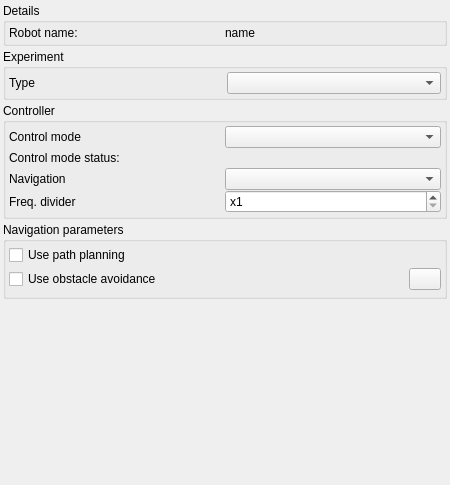
Before: the Qt Designer form source/robot-control/gui/RobotControlWidget.ui in assisi/CATS2, drawn with Qt 5.
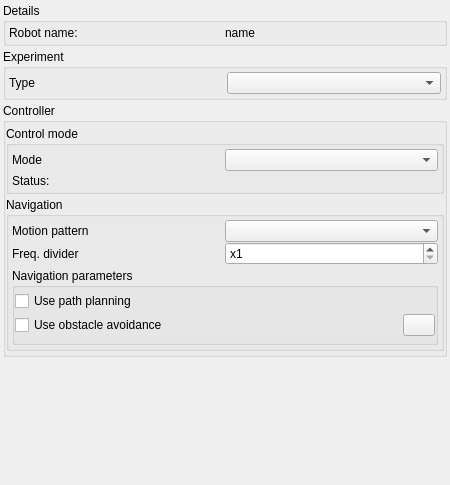
After: the same form once the commit is applied. Icons and pictures are not drawn.

Commit message:
Update the robot control gui.
Regroup the data together a bit.

```diff
--- a/source/robot-control/gui/RobotControlWidget.ui
+++ b/source/robot-control/gui/RobotControlWidget.ui
@@ -114,6 +114,27 @@
        <number>3</number>
       </property>
       <property name="leftMargin">
+       <number>0</number>
+      </property>
+      <property name="topMargin">
+       <number>3</number>
+      </property>
+      <property name="rightMargin">
+       <number>0</number>
+      </property>
+      <property name="bottomMargin">
+       <number>3</number>
+      </property>
+      <item>
+       <widget class="QGroupBox" name="controlModeGroupBox">
+        <property name="title">
+         <string>Control mode</string>
+        </property>
+        <layout class="QVBoxLayout" name="verticalLayout_4">
+         <property name="spacing">
+          <number>3</number>
+         </property>
+         <property name="leftMargin">
        <number>3</number>
       </property>
       <property name="topMargin">
@@ -133,7 +154,7 @@
         <item>
          <widget class="QLabel" name="label_2">
           <property name="text">
-           <string>Control mode</string>
+              <string>Mode</string>
           </property>
          </widget>
         </item>
@@ -145,10 +166,36 @@
       <item>
        <widget class="QLabel" name="controlModeStatusLabel">
         <property name="text">
-         <string>Control mode status: </string>
+            <string>Status: </string>
         </property>
        </widget>
       </item>
+        </layout>
+        <zorder></zorder>
+        <zorder>controlModeStatusLabel</zorder>
+       </widget>
+      </item>
+      <item>
+       <widget class="QGroupBox" name="navigationGroupBox">
+        <property name="title">
+         <string>Navigation</string>
+        </property>
+        <layout class="QVBoxLayout" name="verticalLayout_5">
+         <property name="spacing">
+          <number>3</number>
+         </property>
+         <property name="leftMargin">
+          <number>3</number>
+         </property>
+         <property name="topMargin">
+          <number>3</number>
+         </property>
+         <property name="rightMargin">
+          <number>3</number>
+         </property>
+         <property name="bottomMargin">
+          <number>3</number>
+         </property>
       <item>
        <widget class="QWidget" name="navigationWidget" native="true">
         <layout class="QGridLayout" name="gridLayout">
@@ -183,7 +230,7 @@
          <item row="0" column="0" rowspan="2">
           <widget class="QLabel" name="navigationLabel">
            <property name="text">
-            <string>Navigation</string>
+               <string>Motion pattern</string>
            </property>
           </widget>
          </item>
@@ -200,9 +247,6 @@
         </layout>
        </widget>
       </item>
-     </layout>
-    </widget>
-   </item>
    <item>
     <widget class="QGroupBox" name="navigationParametersGroupBox">
      <property name="title">
@@ -213,13 +257,13 @@
        <number>3</number>
       </property>
       <property name="leftMargin">
-       <number>3</number>
+             <number>0</number>
       </property>
       <property name="topMargin">
        <number>3</number>
       </property>
       <property name="rightMargin">
-       <number>3</number>
+             <number>0</number>
       </property>
       <property name="bottomMargin">
        <number>3</number>
@@ -276,6 +320,12 @@
       </item>
       <item>
        <widget class="QWidget" name="obstacleAvoidanceSettingsWidget" native="true"/>
+            </item>
+           </layout>
+          </widget>
+         </item>
+        </layout>
+       </widget>
       </item>
      </layout>
     </widget>
```
Lines whose indentation alone changed are shown as unchanged. The commit also changes 2 other files.
